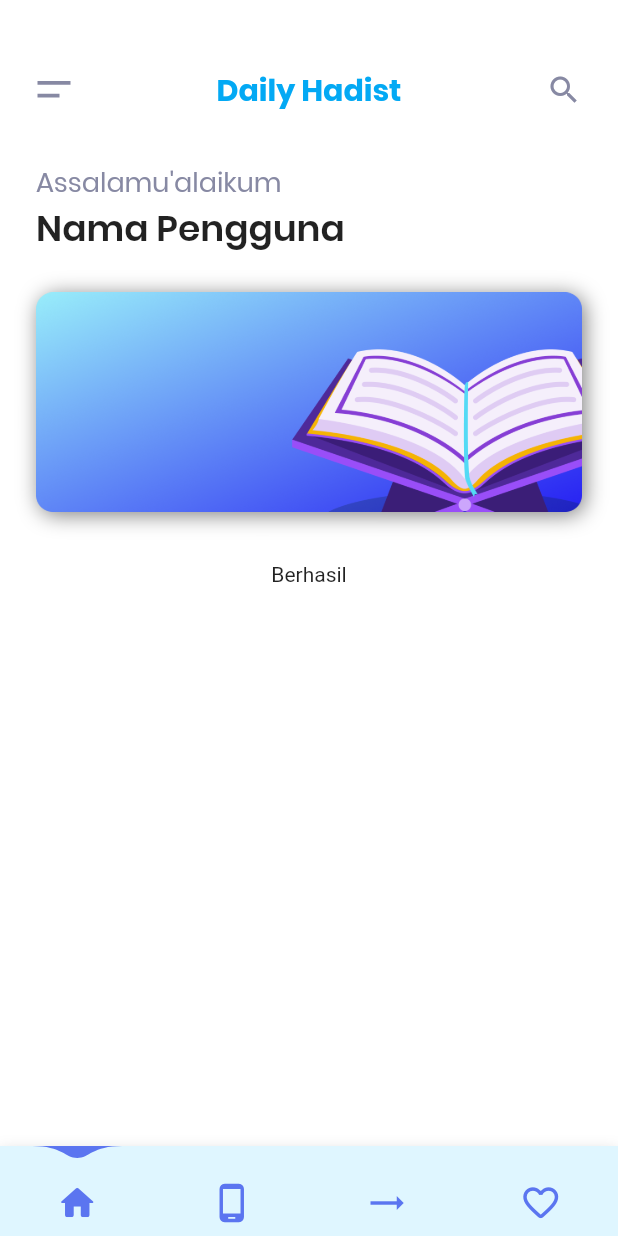
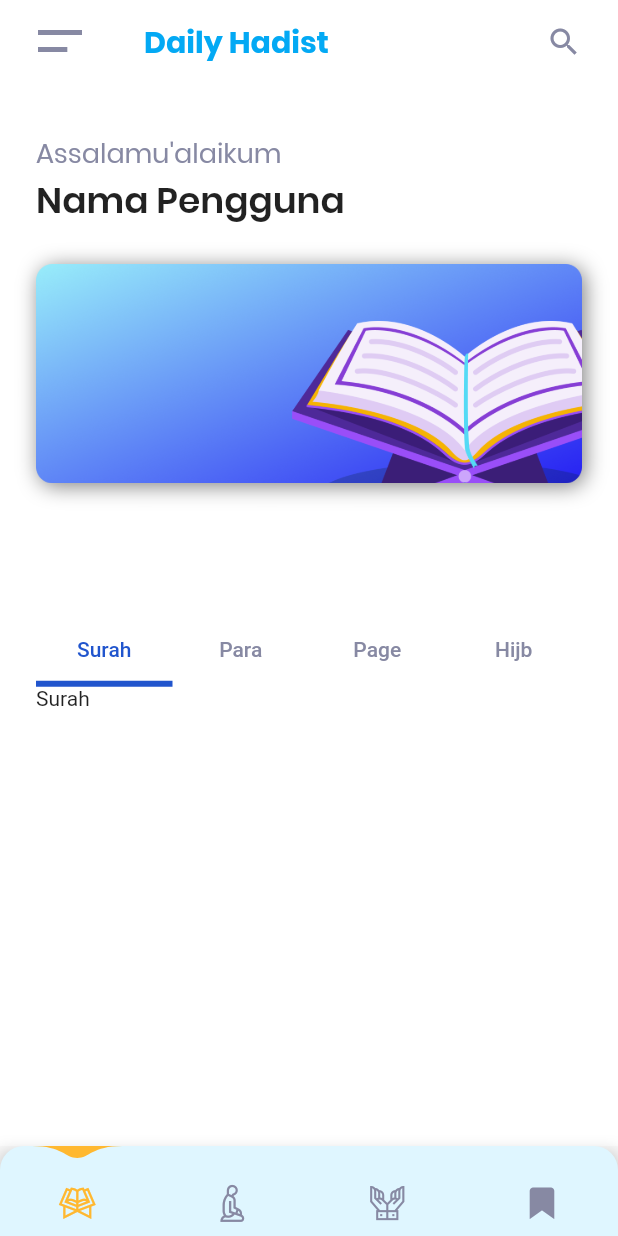
Before and after one commit to krisnachy/project_hadits, a Flutter app: the screen it shows after launch, on a phone screen of 412 x 824 dp. Run offline on Flutter 3.47's test engine with Material 2 defaults, Android fonts, the phone set to English and light mode, and no system bars; drawn by our look-alikes of simple_shadow, water_drop_nav_bar; our stand-ins replace flutter_svg, lottie; missing offline and left inert: dart:ffi.

Commit message:
update layout

```diff
--- a/lib/utils/color_helper.dart
+++ b/lib/utils/color_helper.dart
@@ -6,4 +6,5 @@ class ColorHelper {
   static const thirdColor = Color(0xff0AA1DD);
   static const mainDark = Color(0xff2155CD);
   static const greyColor = Color(0xff8789A3);
+  static const mainYellow = Color(0xffFFB830);
 }
--- /dev/null
+++ b/lib/utils/hadist_navbar_icons.dart
@@ -0,0 +1,29 @@
+/// Flutter icons HadistNavbar
+/// Copyright (C) 2022 by original authors @ fluttericon.com, fontello.com
+/// This font was generated by FlutterIcon.com, which is derived from Fontello.
+///
+/// To use this font, place it in your fonts/ directory and include the
+/// following in your pubspec.yaml
+///
+/// flutter:
+///   fonts:
+///    - family:  HadistNavbar
+///      fonts:
+///       - asset: fonts/HadistNavbar.ttf
+///
+///
+///
+import 'package:flutter/widgets.dart';
+
+class HadistNavbar {
+  HadistNavbar._();
+
+  static const _kFontFam = 'HadistNavbar';
+  static const String? _kFontPkg = null;
+
+  static const IconData ic_fourth = IconData(0xe800, fontFamily: _kFontFam, fontPackage: _kFontPkg);
+  static const IconData ic_home = IconData(0xe801, fontFamily: _kFontFam, fontPackage: _kFontPkg);
+  static const IconData ic_save = IconData(0xe802, fontFamily: _kFontFam, fontPackage: _kFontPkg);
+  static const IconData ic_second = IconData(0xe803, fontFamily: _kFontFam, fontPackage: _kFontPkg);
+  static const IconData ic_third = IconData(0xe804, fontFamily: _kFontFam, fontPackage: _kFontPkg);
+}
--- a/lib/utils/navbar.dart
+++ b/lib/utils/navbar.dart
@@ -1,6 +1,9 @@
 import 'package:flutter/material.dart';
 import 'package:project_hadith/utils/color_helper.dart';
+import 'package:project_hadith/utils/hadist_navbar_icons.dart';
+import 'package:project_hadith/view/pages/bookmarks/bookmarks.dart';
 import 'package:project_hadith/view/pages/home/home_page.dart';
+import 'package:project_hadith/view/pages/home/home_tab.dart';
 import 'package:water_drop_nav_bar/water_drop_nav_bar.dart';
 
 class BottomNavigation extends StatefulWidget {
@@ -29,18 +32,12 @@ class _BottomNavigationState extends State<BottomNavigation> {
         controller: pageController,
         children: [
           HomePage(),
-          Container(
-            alignment: Alignment.center,
-            child: Text("Page 2"),
-          ),
+          HomeTab(),
           Container(
             alignment: Alignment.center,
             child: Text("Page 3"),
           ),
-          Container(
-            alignment: Alignment.center,
-            child: Text("Page 4"),
-          ),
+          Bookmarks()
         ],
       ),
       bottomNavigationBar: DecoratedBox(
@@ -50,23 +47,29 @@ class _BottomNavigationState extends State<BottomNavigation> {
               offset: Offset(0, 4),
               blurRadius: 8.0)
         ]),
+        child: ClipRRect(
+          borderRadius: const BorderRadius.vertical(
+            top: Radius.circular(16),
+          ),
           child: WaterDropNavBar(
+              inactiveIconColor: ColorHelper.greyColor,
+              waterDropColor: ColorHelper.mainYellow,
               backgroundColor: navBarColor,
               barItems: <BarItem>[
                 BarItem(
-                filledIcon: Icons.home_rounded,
-                outlinedIcon: Icons.home_outlined,
+                  filledIcon: HadistNavbar.ic_home,
+                  outlinedIcon: HadistNavbar.ic_home,
                 ),
                 BarItem(
-                  filledIcon: Icons.phone_android_rounded,
-                  outlinedIcon: Icons.phone_android_outlined),
+                    filledIcon: HadistNavbar.ic_fourth,
+                    outlinedIcon: HadistNavbar.ic_fourth),
                 BarItem(
-                filledIcon: Icons.trending_flat_rounded,
-                outlinedIcon: Icons.trending_flat_outlined,
+                  filledIcon: HadistNavbar.ic_third,
+                  outlinedIcon: HadistNavbar.ic_third,
                 ),
                 BarItem(
-                  filledIcon: Icons.favorite_rounded,
-                  outlinedIcon: Icons.favorite_border_rounded),
+                    filledIcon: HadistNavbar.ic_save,
+                    outlinedIcon: HadistNavbar.ic_save),
               ],
               selectedIndex: selectedIndex,
               onItemSelected: (int index) {
@@ -78,6 +81,7 @@ class _BottomNavigationState extends State<BottomNavigation> {
                     curve: Curves.easeOutQuad);
               }),
         ),
+      ),
     );
   }
 }
--- a/lib/view/pages/home/home_page.dart
+++ b/lib/view/pages/home/home_page.dart
@@ -2,6 +2,7 @@ import 'package:flutter/material.dart';
 import 'package:flutter_svg/flutter_svg.dart';
 import 'package:project_hadith/constant/sdp.dart';
 import 'package:project_hadith/utils/color_helper.dart';
+import 'package:project_hadith/view/pages/home/home_tab.dart';
 import 'package:simple_shadow/simple_shadow.dart';
 
 class HomePage extends StatefulWidget {
@@ -15,27 +16,25 @@ class _HomePageState extends State<HomePage> {
   @override
   Widget build(BuildContext context) {
     return Scaffold(
+      appBar: AppBar(
+        elevation: 0,
         backgroundColor: Colors.white,
-      body: SafeArea(
-        child: Container(
-          margin: EdgeInsets.fromLTRB(24, 0, 24, 8),
-          child: Column(
-            children: [
-              Container(
-                margin: const EdgeInsets.only(top: 45),
-                width: double.infinity,
-                child: Row(
-                  mainAxisAlignment: MainAxisAlignment.spaceBetween,
-                  children: [
-                    SvgPicture.asset('assets/ic_burger.svg'),
-                    Text("Daily Hadist",
+        leading: Padding(
+          padding: const EdgeInsets.only(left: 24.0),
+          child: SvgPicture.asset('assets/ic_burger.svg'),
+        ),
+        title: const Padding(
+          padding: EdgeInsets.only(left: 24.0),
+          child: Text("Daily Hadist",
               style: TextStyle(
                   fontFamily: "Poppins",
                   fontSize: 20,
                   fontWeight: FontWeight.w700,
                   color: Colors.lightBlue)),
-                    Align(
-                      alignment: Alignment.topRight,
+        ),
+        actions: const [
+          Padding(
+            padding: EdgeInsets.only(right: 24.0),
             child: Icon(
               Icons.search,
               color: ColorHelper.greyColor,
@@ -43,7 +42,13 @@ class _HomePageState extends State<HomePage> {
           )
         ],
       ),
-              ),
+      backgroundColor: Colors.white,
+      body: SafeArea(
+        child: SingleChildScrollView(
+          child: Container(
+            margin: EdgeInsets.fromLTRB(24, 0, 24, 8),
+            child: Column(
+              children: [
                 SizedBox(
                   height: SDP.sdp(24),
                 ),
@@ -82,6 +87,13 @@ class _HomePageState extends State<HomePage> {
                         sigma: 7,
                       )),
                 ),
+                SizedBox(
+                  height: SDP.sdp(24),
+                ),
+                Container(
+                  height: SDP.sdp(356),
+                  child: HomeTab(),
+                ),
                 Center(
                   child: Container(
                     color: Colors.white,
@@ -92,6 +104,7 @@ class _HomePageState extends State<HomePage> {
             ),
           ),
         ),
+      ),
     );
   }
 }
--- /dev/null
+++ b/lib/view/pages/home/home_tab.dart
@@ -0,0 +1,63 @@
+import 'package:flutter/material.dart';
+import 'package:project_hadith/utils/color_helper.dart';
+
+class HomeTab extends StatefulWidget {
+  HomeTab({Key? key}) : super(key: key);
+
+  @override
+  State<HomeTab> createState() => _HomeTabState();
+}
+
+class _HomeTabState extends State<HomeTab> with SingleTickerProviderStateMixin {
+  bool tapped = false;
+
+  late TabController _tabController;
+
+  @override
+  void initState() {
+    super.initState();
+    _tabController = TabController(length: 4, vsync: this);
+  }
+
+  @override
+  Widget build(BuildContext context) {
+    return Column(
+      children: [
+        Padding(
+          padding: const EdgeInsets.only(top: 21),
+          child: TabBar(
+            unselectedLabelColor: ColorHelper.greyColor,
+            labelColor: ColorHelper.mainDark,
+            indicator: UnderlineTabIndicator(
+              borderSide: BorderSide(width: 4.0, color: ColorHelper.mainDark),
+            ),
+            tabs: [
+              const Tab(
+                text: "Surah",
+              ),
+              const Tab(
+                text: "Para",
+              ),
+              const Tab(
+                text: "Page",
+              ),
+              const Tab(
+                text: "Hijb",
+              ),
+            ],
+            controller: _tabController,
+            indicatorSize: TabBarIndicatorSize.tab,
+          ),
+        ),
+        Expanded(
+          child: TabBarView(controller: _tabController, children: [
+            Text("Surah"),
+            Text("Para"),
+            Text("Page"),
+            Text("Hijb"),
+          ]),
+        )
+      ],
+    );
+  }
+}
--- a/pubspec.yaml
+++ b/pubspec.yaml
@@ -86,6 +86,9 @@ flutter:
         - asset: assets/font/Poppins-Regular.ttf
         - asset: assets/font/Poppins-Bold.ttf
         - asset: assets/font/Poppins-SemiBold.ttf
+    - family: HadistNavbar
+      fonts:
+        - asset: assets/font/HadistNavbar.ttf
 
   #   - family: Schyler
   #     fonts:
```
Also changed, not shown: assets/navbar/icons/config.json (added, +80 -0 lines), lib/view/pages/bookmarks/bookmarks.dart (added, +56 -0 lines), assets/Vector.svg (added), assets/font/HadistNavbar.ttf (added), assets/ic_burger_triplet.svg (added), assets/ic_more.svg (added), assets/navbar/ic_fourth_outlined.svg, assets/navbar/ic_home_outlined.svg, assets/navbar/ic_save_outlined.svg, assets/navbar/ic_second_outlined.svg, assets/navbar/ic_third_oulined.svg (deleted), assets/navbar/ic_third_outlined.svg (added), 1 other file. Lines whose indentation alone changed are shown as unchanged.
